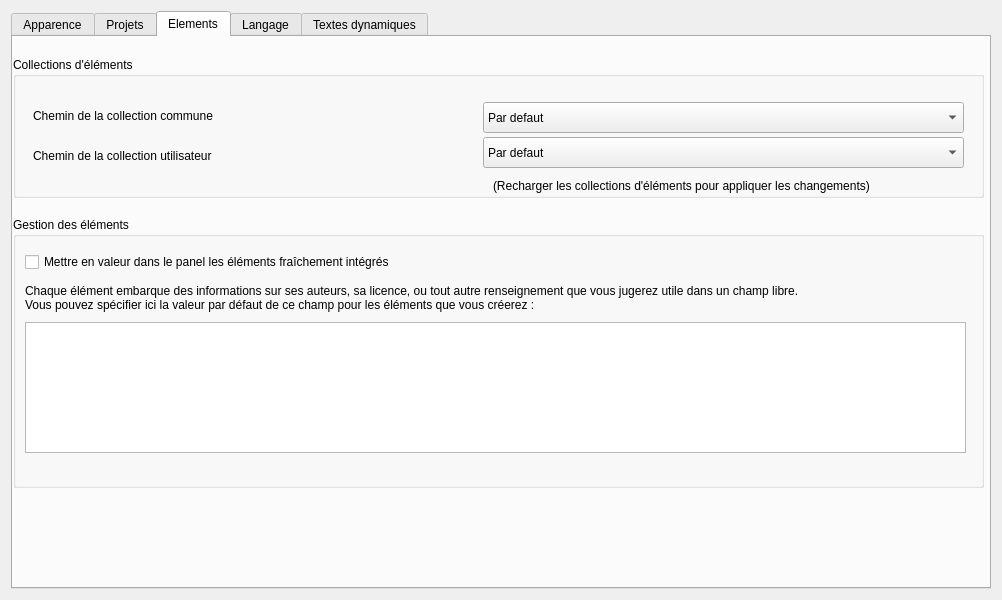
Above: sources/ui/configpage/generalconfigurationpage.ui from qelectrotech/qelectrotech-source-mirror before the change. Below: the same form after it.
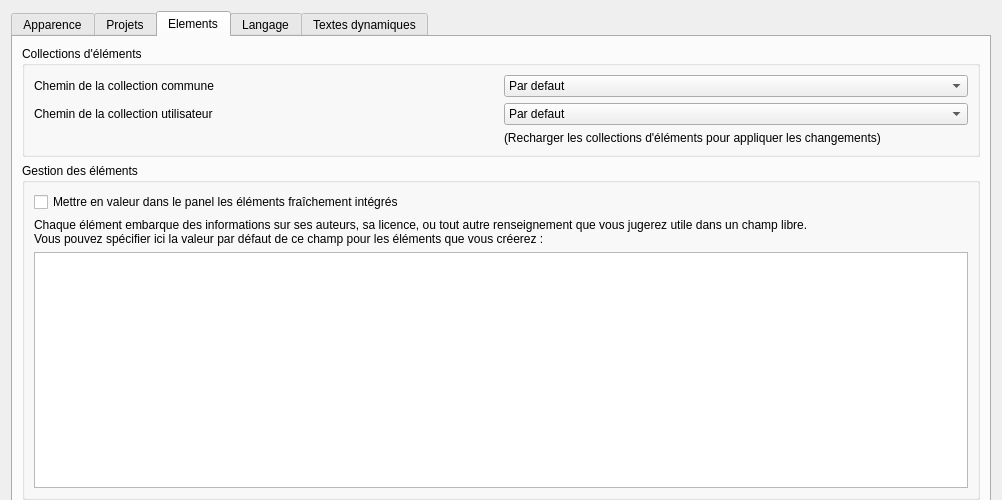
That is the form after the change. The open tabs and pages were chosen to show the change.

Diff of the .ui file:
```diff
--- a/sources/ui/configpage/generalconfigurationpage.ui
+++ b/sources/ui/configpage/generalconfigurationpage.ui
@@ -6,8 +6,8 @@
    <rect>
     <x>0</x>
     <y>0</y>
-    <width>1000</width>
-    <height>600</height>
+    <width>998</width>
+    <height>500</height>
    </rect>
   </property>
   <property name="sizePolicy">
@@ -163,26 +163,7 @@
       <attribute name="title">
        <string>Projets</string>
       </attribute>
-      <widget class="QGroupBox" name="groupBox_2">
-       <property name="geometry">
-        <rect>
-         <x>0</x>
-         <y>20</y>
-         <width>971</width>
-         <height>391</height>
-        </rect>
-       </property>
-       <property name="title">
-        <string/>
-       </property>
-       <layout class="QGridLayout" name="gridLayout">
-        <item row="3" column="0" colspan="2">
-         <widget class="QCheckBox" name="m_border_0">
-          <property name="text">
-           <string extracomment="Choix de l'increment de depart 1 ou 0">Activer la numérotation à partir de 0 pour la colonne des cartouches au lieu de 1</string>
-          </property>
-         </widget>
-        </item>
+      <layout class="QGridLayout" name="gridLayout_2">
         <item row="4" column="1">
          <spacer name="horizontalSpacer">
           <property name="orientation">
@@ -265,22 +246,41 @@
           </property>
          </widget>
         </item>
-       </layout>
-      </widget>
+       <item row="4" column="2">
+        <widget class="QSpinBox" name="m_autosave_sb">
+         <property name="frame">
+          <bool>true</bool>
+         </property>
+         <property name="specialValueText">
+          <string>Désactivé</string>
+         </property>
+         <property name="suffix">
+          <string comment="minute"> min</string>
+         </property>
+        </widget>
+       </item>
+       <item row="7" column="0">
+        <spacer name="verticalSpacer_2">
+         <property name="orientation">
+          <enum>Qt::Vertical</enum>
+         </property>
+         <property name="sizeHint" stdset="0">
+          <size>
+           <width>20</width>
+           <height>40</height>
+          </size>
+         </property>
+        </spacer>
+       </item>
+      </layout>
      </widget>
      <widget class="QWidget" name="tab_5">
       <attribute name="title">
        <string>Elements</string>
       </attribute>
+      <layout class="QVBoxLayout" name="verticalLayout_2">
+       <item>
       <widget class="QGroupBox" name="groupBox_5">
-       <property name="geometry">
-        <rect>
-         <x>0</x>
-         <y>20</y>
-         <width>971</width>
-         <height>141</height>
-        </rect>
-       </property>
        <property name="title">
         <string>Collections d'éléments</string>
        </property>
@@ -290,54 +290,37 @@
        <property name="flat">
         <bool>false</bool>
        </property>
-       <widget class="QLabel" name="label_9">
-        <property name="geometry">
-         <rect>
-          <x>480</x>
-          <y>120</y>
-          <width>431</width>
-          <height>18</height>
-         </rect>
-        </property>
-        <property name="text">
-         <string>(Recharger les collections d'éléments pour appliquer les changements)</string>
-        </property>
-       </widget>
+         <layout class="QGridLayout" name="gridLayout">
+          <item row="0" column="0">
        <widget class="QLabel" name="label_7">
-        <property name="geometry">
-         <rect>
-          <x>20</x>
-          <y>50</y>
-          <width>207</width>
-          <height>18</height>
-         </rect>
-        </property>
         <property name="text">
          <string>Chemin de la collection commune</string>
         </property>
        </widget>
+          </item>
+          <item row="0" column="1">
+           <widget class="QComboBox" name="m_common_elmt_path_cb">
+            <item>
+             <property name="text">
+              <string>Par defaut</string>
+             </property>
+            </item>
+            <item>
+             <property name="text">
+              <string>Parcourir...</string>
+             </property>
+            </item>
+           </widget>
+          </item>
+          <item row="1" column="0">
        <widget class="QLabel" name="label_8">
-        <property name="geometry">
-         <rect>
-          <x>20</x>
-          <y>90</y>
-          <width>208</width>
-          <height>18</height>
-         </rect>
-        </property>
         <property name="text">
          <string>Chemin de la collection utilisateur</string>
         </property>
        </widget>
+          </item>
+          <item row="1" column="1">
        <widget class="QComboBox" name="m_custom_elmt_path_cb">
-        <property name="geometry">
-         <rect>
-          <x>470</x>
-          <y>80</y>
-          <width>481</width>
-          <height>31</height>
-         </rect>
-        </property>
         <item>
          <property name="text">
           <string>Par defaut</string>
@@ -349,80 +332,48 @@
          </property>
         </item>
        </widget>
-       <widget class="QComboBox" name="m_common_elmt_path_cb">
-        <property name="geometry">
-         <rect>
-          <x>470</x>
-          <y>45</y>
-          <width>481</width>
-          <height>31</height>
-         </rect>
-        </property>
-        <item>
-         <property name="text">
-          <string>Par defaut</string>
-         </property>
-        </item>
-        <item>
+          </item>
+          <item row="2" column="1">
+           <widget class="QLabel" name="label_9">
          <property name="text">
-          <string>Parcourir...</string>
-         </property>
-        </item>
-       </widget>
-      </widget>
+             <string>(Recharger les collections d'éléments pour appliquer les changements)</string>
+            </property>
+           </widget>
+          </item>
+         </layout>
+        </widget>
+       </item>
+       <item>
       <widget class="QGroupBox" name="groupBox_3">
-       <property name="geometry">
-        <rect>
-         <x>0</x>
-         <y>180</y>
-         <width>971</width>
-         <height>271</height>
-        </rect>
-       </property>
        <property name="title">
         <string>Gestion des éléments</string>
        </property>
        <property name="alignment">
         <set>Qt::AlignLeading|Qt::AlignLeft|Qt::AlignTop</set>
        </property>
+         <layout class="QVBoxLayout" name="verticalLayout_4">
+          <item>
        <widget class="QCheckBox" name="m_highlight_integrated_elements">
-        <property name="geometry">
-         <rect>
-          <x>12</x>
-          <y>33</y>
-          <width>422</width>
-          <height>24</height>
-         </rect>
-        </property>
         <property name="text">
          <string>Mettre en valeur dans le panel les éléments fraîchement intégrés</string>
         </property>
        </widget>
+          </item>
+          <item>
        <widget class="QLabel" name="label_4">
-        <property name="geometry">
-         <rect>
-          <x>12</x>
-          <y>63</y>
-          <width>888</width>
-          <height>36</height>
-         </rect>
-        </property>
         <property name="text">
          <string>Chaque élément embarque des informations sur ses auteurs, sa licence, ou tout autre renseignement que vous jugerez utile dans un champ libre.
 Vous pouvez spécifier ici la valeur par défaut de ce champ pour les éléments que vous créerez :</string>
         </property>
        </widget>
-       <widget class="QTextEdit" name="m_default_elements_info">
-        <property name="geometry">
-         <rect>
-          <x>12</x>
-          <y>105</y>
-          <width>941</width>
-          <height>131</height>
-         </rect>
-        </property>
-       </widget>
-      </widget>
+          </item>
+          <item>
+           <widget class="QTextEdit" name="m_default_elements_info"/>
+          </item>
+         </layout>
+        </widget>
+       </item>
+      </layout>
      </widget>
      <widget class="QWidget" name="tab_6">
       <attribute name="title">
```
Left out of the diff: 386 changed lines with no effect on the pictures. Lines whose indentation alone changed are shown as unchanged.
